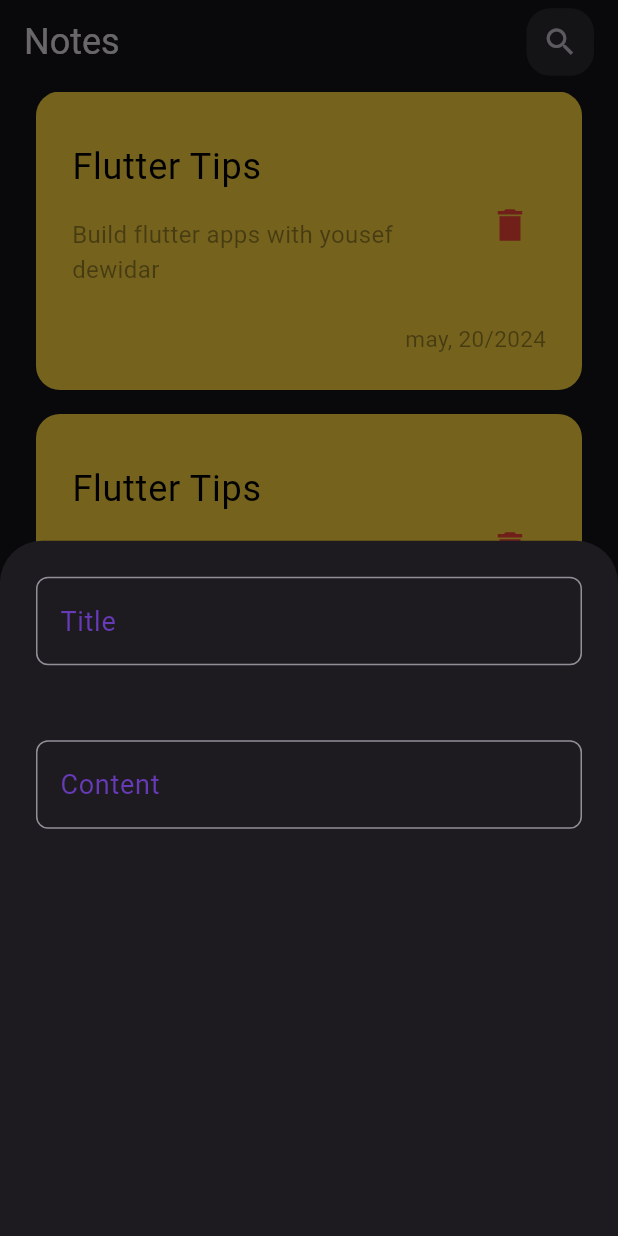
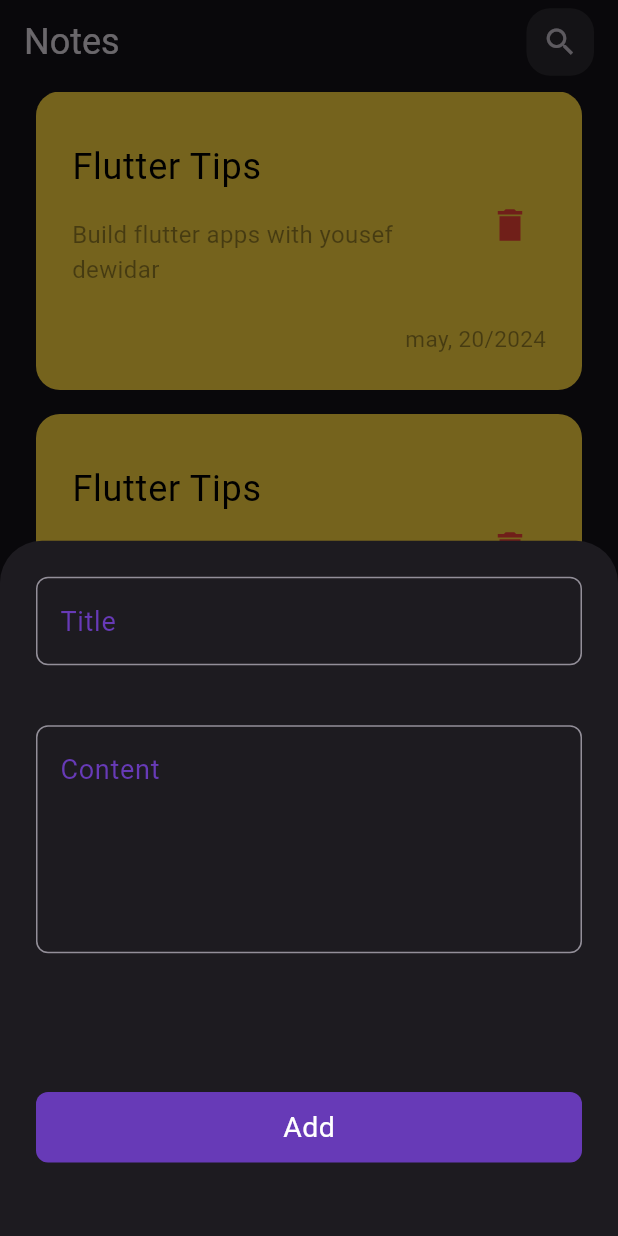
Before and after one commit to YousefDewidar/Notes-App, a Flutter app: the screen it shows after launch, after a tap on the "add" icon, on a phone screen of 412 x 824 dp. Run offline on Flutter 3.47's test engine with Material 3 defaults, Android fonts, the phone set to English and light mode, and no system bars.

Commit message:
create custom button

```diff
--- a/lib/views/home_view.dart
+++ b/lib/views/home_view.dart
@@ -1,4 +1,5 @@
 import 'package:flutter/material.dart';
+import 'package:notes_app/widgets/add_bottom_sheet.dart';
 import 'package:notes_app/widgets/note_list_View.dart';
 import 'package:notes_app/widgets/search_icon.dart';
 
@@ -41,48 +42,3 @@ class HomeView extends StatelessWidget {
     );
   }
 }
-
-class AddBottomSheet extends StatelessWidget {
-  const AddBottomSheet({super.key});
-
-  @override
-  Widget build(BuildContext context) {
-    return const Padding(
-      padding: EdgeInsets.all(24),
-      child: Column(
-        children: [
-          InputText(
-            hint: 'Title',
-          ),
-          SizedBox(
-            height: 50,
-          ),
-          InputText(
-            hint: 'Content',
-          ),
-        ],
-      ),
-    );
-  }
-}
-
-class InputText extends StatelessWidget {
-  final String hint;
-  const InputText({super.key, required this.hint});
-
-  @override
-  Widget build(BuildContext context) {
-    return TextField(
-
-      decoration: InputDecoration(
-        hintText: hint,
-        hintStyle: const TextStyle(color: Colors.deepPurple, fontSize: 18),
-        border: const OutlineInputBorder(
-          borderRadius: BorderRadius.all(
-            Radius.circular(8),
-          ),
-        ),
-      ),
-    );
-  }
-}
--- /dev/null
+++ b/lib/widgets/add_bottom_sheet.dart
@@ -0,0 +1,33 @@
+import 'package:flutter/material.dart';
+import 'package:notes_app/widgets/custom_button.dart';
+import 'package:notes_app/widgets/custom_input_text.dart';
+
+class AddBottomSheet extends StatelessWidget {
+  const AddBottomSheet({super.key});
+
+  @override
+  Widget build(BuildContext context) {
+    return const Padding(
+      padding: EdgeInsets.all(24),
+      child: Column(
+        children: [
+          InputText(
+            hint: 'Title',
+          ),
+          SizedBox(
+            height: 40,
+          ),
+          InputText(
+            hint: 'Content',
+            maxLines: 5,
+          ),
+          Spacer(),
+          CustomButton(),
+          SizedBox(
+            height:25,
+          ),
+        ],
+      ),
+    );
+  }
+}
--- /dev/null
+++ b/lib/widgets/custom_button.dart
@@ -0,0 +1,23 @@
+
+import 'package:flutter/material.dart';
+
+class CustomButton extends StatelessWidget {
+  const CustomButton({super.key});
+
+  @override
+  Widget build(BuildContext context) {
+    return Container(
+      padding:const EdgeInsets.all(10),
+      width: MediaQuery.of(context).size.width,
+      decoration: const BoxDecoration(
+        color: Colors.deepPurple,
+        borderRadius: BorderRadius.all(Radius.circular(8))
+      ),
+      child: const Center(
+          child: Text(
+        'Add',
+        style: TextStyle(color: Colors.white, fontSize: 19),
+      )),
+    );
+  }
+}
--- /dev/null
+++ b/lib/widgets/custom_input_text.dart
@@ -0,0 +1,23 @@
+import 'package:flutter/material.dart';
+
+class InputText extends StatelessWidget {
+  final String hint;
+  final int maxLines;
+  const InputText({super.key, required this.hint,this.maxLines = 1});
+
+  @override
+  Widget build(BuildContext context) {
+    return TextField(
+      maxLines:maxLines,
+      decoration: InputDecoration(
+        hintText: hint,
+        hintStyle: const TextStyle(color: Colors.deepPurple, fontSize: 18),
+        border: const OutlineInputBorder(
+          borderRadius: BorderRadius.all(
+            Radius.circular(8),
+          ),
+        ),
+      ),
+    );
+  }
+}
```
